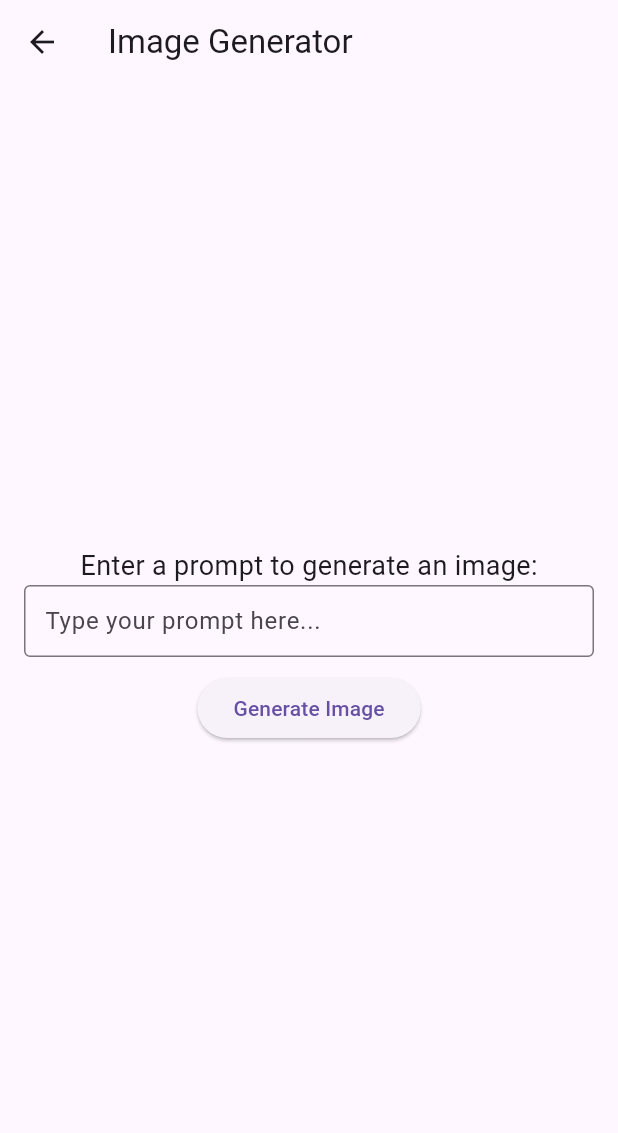
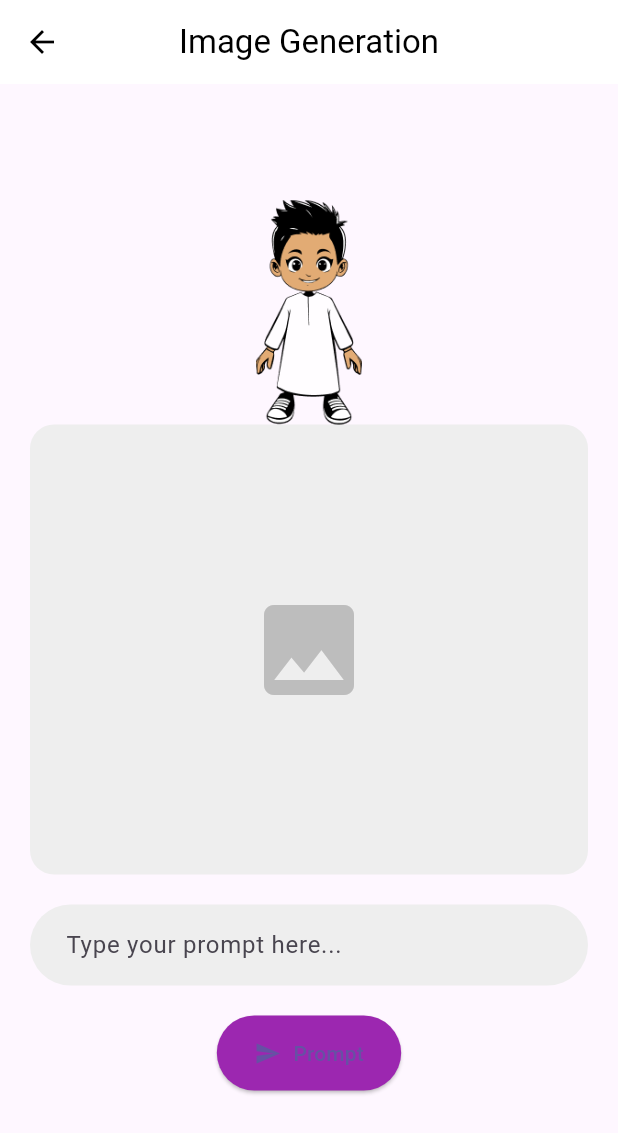
Before and after one commit to Hagwan/t_allam, a Flutter app: the ImageGenerator screen opened directly, on a phone screen of 412 x 824 dp. Shown: the top 1133 px of the screen. Run offline on Flutter 3.47's test engine with Material 3 defaults, Android fonts, the light colour scheme and no system bars; our stand-ins replace audioplayers, cloud_firestore, firebase_auth, firebase_core, flutter_dotenv, introduction_screen and 2 more; missing offline and left inert: flutter_sound, image_painter; accounts and stored records are empty.

Commit message:
Remove unused dependencies and clean up code structure; enhance drawing screen with new UI elements and navigation

```diff
--- a/lib/views/screens/content/image_generation.dart
+++ b/lib/views/screens/content/image_generation.dart
@@ -1,6 +1,6 @@
 import 'dart:convert';
 import 'package:flutter/material.dart';
-import '../../../models/image_generator_model.dart'; // Import the model file
+import '../../../models/image_generator_model.dart';
 
 class ImageGenerator extends StatefulWidget {
   @override
@@ -21,13 +21,14 @@ class _ImageGeneratorState extends State<ImageGenerator> {
   Future<void> _generateImage(String prompt) async {
     setState(() {
       _status = 'Checking prompt for appropriateness...';
-      _imageUrl = null; // Reset the image
+      _imageUrl = null;
     });
 
     bool isSafe = await isPromptSafeForKids(prompt);
     if (!isSafe) {
       setState(() {
-        _status = 'This prompt is not appropriate for kids. Please try a different one!';
+        _status =
+            'This prompt is not appropriate for kids. Please try a different one!';
       });
       return;
     }
@@ -51,28 +52,83 @@ class _ImageGeneratorState extends State<ImageGenerator> {
   Widget build(BuildContext context) {
     return Scaffold(
       appBar: AppBar(
-        title: Text('Image Generator'),
+        title: Text('Image Generation', style: TextStyle(color: Colors.black)),
+        centerTitle: true,
+        backgroundColor: Colors.white,
+        elevation: 0,
+        leading: IconButton(
+          icon: Icon(Icons.arrow_back, color: Colors.black),
+          onPressed: () => Navigator.of(context).pop(),
+        ),
       ),
       body: Center(
         child: Padding(
-          padding: const EdgeInsets.all(16.0),
+          padding: const EdgeInsets.symmetric(horizontal: 20.0),
           child: Column(
             mainAxisAlignment: MainAxisAlignment.center,
             children: [
-              Text(
-                'Enter a prompt to generate an image:',
-                style: TextStyle(fontSize: 18),
+              // Display the character image at the top
+              Image.asset(
+                'lib/assets/images/Allam.png', // replace with the actual image asset path
+                height: 150,
+
               ),
+              // Display the generated image or placeholder
+              Container(
+                height: 300,
+                width: double.infinity,
+                decoration: BoxDecoration(
+                  color: Colors.grey.shade200,
+                  borderRadius: BorderRadius.circular(16),
+                ),
+                child: _imageUrl != null
+                    ? ClipRRect(
+                        borderRadius: BorderRadius.circular(16),
+                        child: Image.memory(
+                          base64Decode(_imageUrl!.split(',')[1]),
+                          fit: BoxFit.cover,
+                        ),
+                      )
+                    : Center(
+                        child: Icon(
+                          Icons.image,
+                          color: Colors.grey.shade400,
+                          size: 80,
+                        ),
+                      ),
+              ),
+
+              SizedBox(height: 20),
+
+              // Text field for prompt input
               TextField(
                 controller: _controller,
                 decoration: InputDecoration(
                   hintText: 'Type your prompt here...',
-                  border: OutlineInputBorder(),
-                  contentPadding: EdgeInsets.symmetric(horizontal: 10),
+                  filled: true,
+                  fillColor: Colors.grey.shade200,
+                  border: OutlineInputBorder(
+                    borderRadius: BorderRadius.circular(30),
+                    borderSide: BorderSide.none,
+                  ),
+                  contentPadding:
+                      EdgeInsets.symmetric(horizontal: 20, vertical: 15),
                 ),
               ),
-              SizedBox(height: 10),
-              ElevatedButton(
+
+              SizedBox(height: 20),
+
+              // Button to generate image
+              ElevatedButton.icon(
+                style: ElevatedButton.styleFrom(
+                  backgroundColor: Colors.purple,
+                  padding: EdgeInsets.symmetric(vertical: 15, horizontal: 25),
+                  shape: RoundedRectangleBorder(
+                    borderRadius: BorderRadius.circular(30),
+                  ),
+                ),
+                icon: Icon(Icons.send),
+                label: Text('Prompt'),
                 onPressed: () {
                   final prompt = _controller.text;
                   if (prompt.isNotEmpty) {
@@ -83,14 +139,15 @@ class _ImageGeneratorState extends State<ImageGenerator> {
                     });
                   }
                 },
-                child: Text('Generate Image'),
               ),
+
               SizedBox(height: 20),
-              if (_status.isNotEmpty) Text(_status),
-              if (_imageUrl != null)
-                Padding(
-                  padding: const EdgeInsets.only(top: 20),
-                  child: Image.memory(base64Decode(_imageUrl!.split(',')[1])),
+
+              // Status message
+              if (_status.isNotEmpty)
+                Text(
+                  _status,
+                  style: TextStyle(fontSize: 16, color: Colors.black),
                 ),
             ],
           ),
--- a/lib/views/screens/home/edit_screen.dart
+++ b/lib/views/screens/home/edit_screen.dart
@@ -1,4 +1,5 @@
 import 'package:flutter/material.dart';
+import '../../screens/content/drawing.dart';
 
 class EditScreen extends StatelessWidget {
   const EditScreen({super.key});
@@ -34,7 +35,9 @@ class EditScreen extends StatelessWidget {
                     icon: Icons.draw_rounded,
                     label: 'اكتب الحروف ',
                     onTap: () {
-                      // Image Generation action
+                      Navigator.of(context).push(MaterialPageRoute(
+                        builder: (context) => WebExample(),
+                      )); // Image Generation action
                     },
                   ),
                 ],
--- a/lib/views/screens/home/home_screen.dart
+++ b/lib/views/screens/home/home_screen.dart
@@ -1,9 +1,7 @@
 import 'package:flutter/material.dart';
-import 'package:provider/provider.dart';
 import 'edit_screen.dart';
 import 'family_screen.dart';
 import 'search_screen.dart';
-import '../../../controllers/services/auth_provider.dart';
 import '../content/stt_screen.dart';
 
 
@@ -32,7 +30,6 @@ class _HomeScreenState extends State<HomeScreen> {
 
   @override
   Widget build(BuildContext context) {
-    final authProvider = Provider.of<AuthProvider>(context, listen: false);
 
     return Scaffold(
       appBar: AppBar(
--- a/pubspec.yaml
+++ b/pubspec.yaml
@@ -48,10 +48,8 @@ dependencies:
   file_picker: ^8.1.3
   record: ^5.1.2
   speech_to_text: ^7.0.0
-  google_mlkit_object_detection: ^0.14.0
   image_picker: ^1.1.2
   camera: ^0.11.0+2
-  google_mlkit_commons: ^0.9.0
   flutter_dotenv: ^5.2.1
   image_painter: ^0.7.1
   cloud_firestore: ^5.4.4
```
Also changed, not shown: lib/views/screens/content/drawing.dart (+79 -7 lines), lib/views/screens/home/ObjectDetectionScreen.dart (+68 -39 lines), lib/views/screens/home/search_screen.dart (+5 -4 lines), lib/assets/images/logo.png, pubspec.lock, 1 other file.
